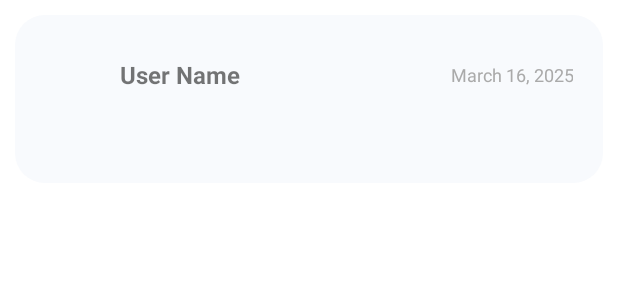
After one commit to levkris/PolledAppAndroid, an Android app: the layout activity_full_post.xml on its own in the app's theme, with its tools: preview values and no code run, on a phone screen of 412 x 824 dp. The commit adds this screen. Shown: the top 300 px of the screen. Run offline under Robolectric (Android 15) with nearby library versions, the phone set to English and light mode, and no system bars.

Commit message:
added the page where you can see the full post when you click on one

```diff
--- a/app/src/main/AndroidManifest.xml
+++ b/app/src/main/AndroidManifest.xml
@@ -47,5 +47,8 @@
             <!-- Add any intent filters if needed -->
         </activity>
 
+        <activity android:name=".FullPostActivity"></activity>
+
+
     </application>
 </manifest>
--- a/app/src/main/java/com/wokki/polled/ui/home/HomeFragment.kt
+++ b/app/src/main/java/com/wokki/polled/ui/home/HomeFragment.kt
@@ -29,7 +29,6 @@ import com.wokki.polled.databinding.FragmentHomeBinding
 import org.json.JSONObject
 import java.net.HttpURLConnection
 import java.net.URL
-
 
 class HomeFragment : Fragment() {
 
@@ -140,7 +139,7 @@ class HomeFragment : Fragment() {
                     val layoutManager = recyclerView.layoutManager as LinearLayoutManager
                     val lastKnownPosition = layoutManager.findFirstVisibleItemPosition()
 
-                    val timelineAdapter = TimelineAdapter(requireContext()) // No parameters needed now
+                    val timelineAdapter = TimelineAdapter(requireContext()) // pass parentFragmentManager here
 
                     val timelineData: List<JSONObject> = timeline
 
--- /dev/null
+++ b/app/src/main/res/layout/activity_full_post.xml
@@ -0,0 +1,129 @@
+<?xml version="1.0" encoding="utf-8"?>
+<androidx.constraintlayout.widget.ConstraintLayout xmlns:android="http://schemas.android.com/apk/res/android"
+    xmlns:app="http://schemas.android.com/apk/res-auto"
+    xmlns:tools="http://schemas.android.com/tools"
+    android:layout_width="match_parent"
+    android:layout_height="wrap_content">
+
+    <!-- Container for Profile Picture, Name, Message, and Date -->
+    <LinearLayout
+        android:layout_width="0dp"
+        android:layout_height="wrap_content"
+        android:background="@drawable/post_item"
+        android:orientation="vertical"
+        android:padding="20dp"
+        android:layout_margin="10dp"
+        android:layout_marginTop="35dp"
+        app:layout_constraintEnd_toEndOf="parent"
+        app:layout_constraintStart_toStartOf="parent"
+        app:layout_constraintTop_toTopOf="parent">
+
+        <!-- Profile Picture, Name, and Date -->
+        <LinearLayout
+            android:layout_width="match_parent"
+            android:layout_height="wrap_content"
+            android:orientation="horizontal"
+            android:gravity="start"
+            android:layout_marginBottom="10dp">
+
+            <!-- Profile Picture -->
+            <ImageView
+                android:id="@+id/profilePic"
+                android:layout_width="40dp"
+                android:layout_height="40dp"
+                android:layout_marginEnd="10dp"
+                android:contentDescription="Profile picture" />
+
+            <!-- Name and Verification -->
+            <LinearLayout
+                android:layout_width="0dp"
+                android:layout_height="match_parent"
+                android:layout_weight="1"
+                android:gravity="start|center_vertical"
+                android:orientation="horizontal">
+
+                <!-- Name -->
+                <TextView
+                    android:id="@+id/userName"
+                    android:layout_width="wrap_content"
+                    android:layout_height="match_parent"
+                    android:gravity="center_vertical"
+                    android:text="User Name"
+                    android:textSize="16sp"
+                    android:textStyle="bold" />
+
+                <!-- Verification Checkmark -->
+                <ImageView
+                    android:id="@+id/verifiedIcon"
+                    android:layout_width="20dp"
+                    android:layout_height="20dp"
+                    android:layout_marginLeft="5dp"
+                    android:src="@drawable/verified_24"
+                    android:visibility="gone" />
+            </LinearLayout>
+
+            <!-- Date -->
+            <TextView
+                android:id="@+id/dateText"
+                android:layout_width="wrap_content"
+                android:layout_height="match_parent"
+                android:layout_marginStart="10dp"
+                android:gravity="center_vertical|end"
+                android:text="March 16, 2025"
+                android:textColor="@android:color/darker_gray"
+                android:textSize="12sp" />
+        </LinearLayout>
+
+        <!-- Message Text -->
+        <TextView
+            android:id="@+id/messageText"
+            android:layout_width="match_parent"
+            android:layout_height="wrap_content"
+            android:lineSpacingExtra="4dp"
+            android:textSize="16sp"
+
+
+            />
+
+        <LinearLayout
+            android:id="@+id/buttonContainer"
+            android:orientation="horizontal"
+            android:layout_width="wrap_content"
+            android:layout_height="wrap_content">
+        </LinearLayout>
+
+
+        <!-- Poll Layout (Initially Hidden) -->
+        <LinearLayout
+            android:id="@+id/pollLayout"
+            android:layout_width="match_parent"
+            android:layout_height="wrap_content"
+            android:orientation="vertical"
+            android:visibility="gone"
+            android:paddingTop="10dp"
+            android:layout_marginTop="20dp"
+            android:paddingBottom="10dp">
+
+            <!-- Poll Question -->
+            <TextView
+                android:id="@+id/pollQuestionText"
+                android:layout_width="wrap_content"
+                android:layout_height="wrap_content"
+                android:text="Poll Question"
+                android:textSize="16sp"
+                android:textStyle="bold"
+                android:paddingBottom="8dp" />
+
+            <!-- Poll Options Container -->
+            <LinearLayout
+                android:id="@+id/pollOptionsContainer"
+                android:orientation="vertical"
+                android:layout_width="match_parent"
+                android:layout_height="wrap_content">
+                <!-- Poll options will be added dynamically here -->
+            </LinearLayout>
+        </LinearLayout>
+
+    </LinearLayout>
+
+</androidx.constraintlayout.widget.ConstraintLayout>
```
Also changed, not shown: app/src/main/java/com/wokki/polled/FullPostActivity.kt (added, +87 -0 lines), app/src/main/java/com/wokki/polled/ui/home/TimelineAdapter.kt (+12 -1 lines).
